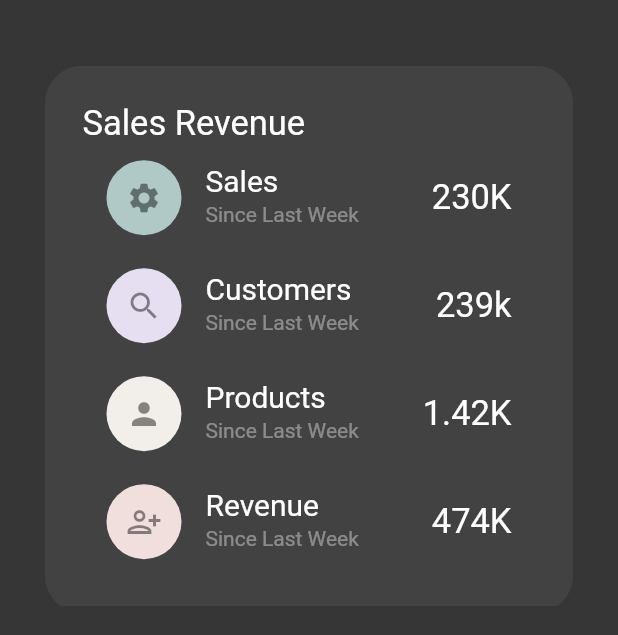
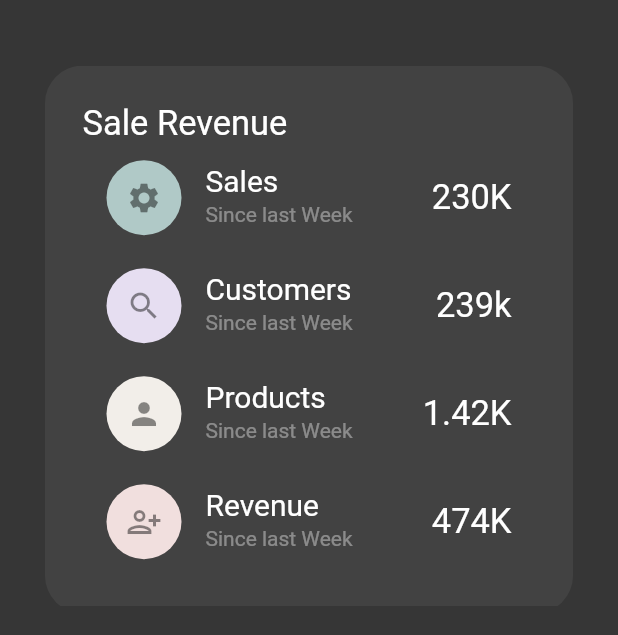
Before and after one commit to AbdulKhaliqIdrees/common_project, a Flutter app: the screen it shows after launch, on a phone screen of 412 x 824 dp. Shown: the part 518-1153 px from the top of the screen. Run offline on Flutter 3.47's test engine with Material 2 defaults, Android fonts, the phone set to English and light mode, and no system bars.

Commit message:
initial changes

```diff
--- a/lib/main.dart
+++ b/lib/main.dart
@@ -13,7 +13,7 @@ class MyApp extends StatelessWidget {
   Widget build(BuildContext context) {
     return const MaterialApp(
       debugShowCheckedModeBanner: false,
-      title: "CommonApp",
+      title: "Common",
       home: MyKhaliq(),
     );
   }
--- a/lib/models/models_screen.dart
+++ b/lib/models/models_screen.dart
@@ -4,6 +4,6 @@ class ModelsScreen {
   String text1;
   String text2;
   IconData icon;
-  Color color;
-  ModelsScreen(this.text1, this.text2, this.icon, this.color);
+  Color colors;
+  ModelsScreen(this.text1, this.text2, this.icon, this.colors);
 }
--- a/lib/screens/khaliq_screen.dart
+++ b/lib/screens/khaliq_screen.dart
@@ -68,7 +68,7 @@ class _MyKhaliqState extends State<MyKhaliq> {
                         Row(
                           children: [
                             const Text(
-                              "Sales Revenue",
+                              "Sale Revenue",
                               style:
                                   TextStyle(color: Colors.white, fontSize: 23),
                             )
@@ -82,7 +82,7 @@ class _MyKhaliqState extends State<MyKhaliq> {
                                 listname[index].text1,
                                 listname[index].text2,
                                 listname[index].icon,
-                                listname[index].color,
+                                listname[index].colors,
                               );
                             }),
                       ],
--- a/lib/widgets/reuseable_widgets.dart
+++ b/lib/widgets/reuseable_widgets.dart
@@ -1,13 +1,13 @@
 import 'package:flutter/material.dart';
 
 class ReuseableWidgets extends StatelessWidget {
-  const ReuseableWidgets(this.text1, this.text2, this.icon, this.color,
+  const ReuseableWidgets(this.text1, this.text2, this.icon, this.colors,
       {Key? key})
       : super(key: key);
   final String text1;
   final String text2;
   final IconData icon;
-  final Color color;
+  final Color colors;
   @override
   Widget build(BuildContext context) {
     return ListTile(
@@ -15,7 +15,7 @@ class ReuseableWidgets extends StatelessWidget {
           height: 50,
           width: 50,
           decoration: BoxDecoration(
-            color: color,
+            color: colors,
             shape: BoxShape.circle,
           ),
           child: Center(
@@ -28,7 +28,7 @@ class ReuseableWidgets extends StatelessWidget {
           style: const TextStyle(fontSize: 20),
         ),
         subtitle: const Text(
-          "Since Last Week",
+          "Since last Week",
           style: TextStyle(color: Colors.white38),
         ),
         trailing: Text(
```
